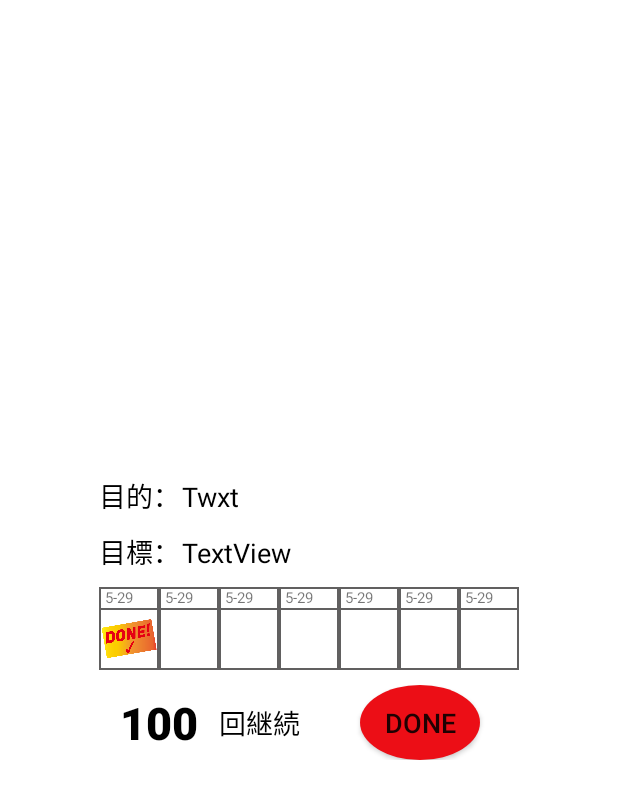
After one commit to nagasho1122/habitapp, an Android app: the layout new_app_widget.xml on its own in the app's theme, with its tools: preview values and no code run, on a phone screen of 412 x 824 dp. The commit adds this screen. Shown: the top 799 px of the screen. Run offline under Robolectric (Android 15) with nearby library versions, the phone set to English and light mode, and no system bars.

Commit message:
widgetレイアウト完成

```diff
--- a/app/src/main/java/com/nagase/nagasho/myapplayout/MainActivity.kt
+++ b/app/src/main/java/com/nagase/nagasho/myapplayout/MainActivity.kt
@@ -13,7 +13,6 @@ import io.realm.kotlin.createObject
 import io.realm.kotlin.where
 import kotlinx.android.synthetic.main.activity_main.*
 import kotlinx.android.synthetic.main.activity_main.topAppBar
-import kotlinx.android.synthetic.main.activity_setting.*
 import java.text.SimpleDateFormat
 import java.time.LocalDate
 import java.util.*
@@ -22,9 +21,6 @@ import androidx.core.content.ContextCompat
 import net.soft.vrg.flexiblecalendar.CalendarDay
 import net.soft.vrg.flexiblecalendar.FlexibleCalendarView
 import net.soft.vrg.flexiblecalendar.calendar_listeners.FlexibleCalendarMonthCallback
-import net.soft.vrg.flexiblecalendar.calendar_listeners.OnCalendarClickListener
-import net.soft.vrg.flexiblecalendar.calendar_listeners.OnCalendarLongClickListener
-import java.time.Period
 import java.time.format.DateTimeFormatter
 import java.time.temporal.ChronoUnit
 
@@ -45,7 +41,7 @@ class MainActivity : AppCompatActivity(),  FlexibleCalendarMonthCallback {
         setContentView(R.layout.activity_main)
 
         //------calendarsetting------
-        flexibleCalendarView = findViewById(R.id.calendar)
+        flexibleCalendarView = findViewById(R.id.calendarWidget)
         flexibleCalendarView.getSettings()
                 .setCalendarMonthCallback(this)
 
--- /dev/null
+++ b/app/src/main/java/com/nagase/nagasho/myapplayout/NewAppWidget.kt
@@ -0,0 +1,32 @@
+package com.nagase.nagasho.myapplayout
+
+import android.appwidget.AppWidgetManager
+import android.appwidget.AppWidgetProvider
+import android.content.Context
+import android.widget.RemoteViews
+import net.soft.vrg.flexiblecalendar.FlexibleCalendarView
+import java.text.SimpleDateFormat
+import java.util.*
+
+/**
+ * Implementation of App Widget functionality.
+ */
+class NewAppWidget : AppWidgetProvider() {
+
+    private lateinit var flexibleCalendarView: FlexibleCalendarView
+    private val df = SimpleDateFormat("yyyy年-MMMM", Locale.getDefault())
+
+
+
+    override fun onUpdate(context: Context, appWidgetManager: AppWidgetManager, appWidgetIds: IntArray) {
+        // There may be multiple widgets active, so update all of them
+
+        for (appWidgetId in appWidgetIds) {
+            val views = RemoteViews(context.packageName, R.layout.new_app_widget
+            )
+
+
+            appWidgetManager.updateAppWidget(appWidgetId, views)
+        }
+    }
+}
--- /dev/null
+++ b/app/src/main/res/drawable/line.xml
@@ -0,0 +1,5 @@
+<?xml version="1.0" encoding="utf-8"?>
+<shape xmlns:android="http://schemas.android.com/apk/res/android">
+    <stroke android:width="1dp"
+        android:color="@color/colorGray"/>
+</shape>
--- a/app/src/main/res/layout/activity_main.xml
+++ b/app/src/main/res/layout/activity_main.xml
@@ -139,7 +139,7 @@
         app:layout_constraintTop_toBottomOf="@+id/linearLayoutsetting2" />
 
     <net.soft.vrg.flexiblecalendar.FlexibleCalendarView
-        android:id="@+id/calendar"
+        android:id="@+id/calendarWidget"
         android:layout_width="match_parent"
         android:layout_height="wrap_content"
         android:scaleX="0.8"
--- /dev/null
+++ b/app/src/main/res/layout/new_app_widget.xml
@@ -0,0 +1,274 @@
+<LinearLayout xmlns:android="http://schemas.android.com/apk/res/android"
+    xmlns:tools="http://schemas.android.com/tools"
+    android:layout_width="match_parent"
+    android:layout_height="match_parent"
+    xmlns:app="http://schemas.android.com/apk/res-auto"
+    android:background="@android:color/white"
+    android:gravity="center"
+    android:orientation="vertical"
+    android:padding="@dimen/widget_margin">
+
+
+    <LinearLayout
+        android:layout_width="280dp"
+        android:layout_height="wrap_content"
+        android:layout_marginBottom="10dp"
+        android:orientation="horizontal">
+
+        <TextView
+            android:id="@+id/textView12"
+            android:layout_width="55dp"
+            android:layout_height="wrap_content"
+            android:fontFamily="sans-serif"
+            android:text="目的："
+            android:textColor="#000000"
+            android:textSize="18sp" />
+
+        <TextView
+            android:id="@+id/goalwidgetText"
+            android:layout_width="225dp"
+            android:layout_height="wrap_content"
+            android:fontFamily="sans-serif"
+            android:text="Twxt"
+            android:textColor="#000000"
+            android:textSize="18sp" />
+    </LinearLayout>
+
+    <LinearLayout
+        android:layout_width="280dp"
+        android:layout_height="wrap_content"
+        android:layout_marginBottom="10dp"
+        android:orientation="horizontal">
+
+        <TextView
+            android:id="@+id/textView14"
+            android:layout_width="55dp"
+            android:layout_height="wrap_content"
+            android:fontFamily="sans-serif"
+            android:text="目標："
+            android:textColor="#000000"
+            android:textSize="18sp" />
+
+        <TextView
+            android:id="@+id/targetwidgetText"
+            android:layout_width="225dp"
+            android:layout_height="wrap_content"
+            android:fontFamily="sans-serif"
+            android:text="TextView"
+            android:textColor="#000000"
+            android:textSize="18sp" />
+    </LinearLayout>
+
+    <LinearLayout
+        android:layout_width="280dp"
+        android:layout_height="wrap_content"
+        android:orientation="horizontal">
+
+        <LinearLayout
+            android:layout_width="match_parent"
+            android:layout_height="55dp"
+            android:layout_weight="1"
+            android:background="@drawable/line"
+            android:baselineAligned="false"
+            android:orientation="vertical">
+
+            <TextView
+                android:id="@+id/dayText1"
+                android:layout_width="match_parent"
+                android:layout_height="15dp"
+                android:background="@drawable/line"
+                android:gravity="top|left"
+                android:paddingLeft="4dp"
+                android:text="5-29"
+                android:textSize="10sp" />
+
+            <ImageView
+                android:id="@+id/stampView1"
+                android:layout_width="match_parent"
+                android:layout_height="40dp"
+                tools:srcCompat="@drawable/stamp1" />
+        </LinearLayout>
+
+        <LinearLayout
+            android:layout_width="match_parent"
+            android:layout_height="55dp"
+            android:layout_weight="1"
+            android:background="@drawable/line"
+            android:baselineAligned="false"
+            android:orientation="vertical">
+
+            <TextView
+                android:id="@+id/dayText2"
+                android:layout_width="match_parent"
+                android:layout_height="15dp"
+                android:background="@drawable/line"
+                android:gravity="top|left"
+                android:paddingLeft="4dp"
+                android:text="5-29"
+                android:textSize="10sp"  />
+
+            <ImageView
+                android:id="@+id/stampView2"
+                android:layout_width="match_parent"
+                android:layout_height="40dp" />
+        </LinearLayout>
+
+        <LinearLayout
+            android:layout_width="match_parent"
+            android:layout_height="55dp"
+            android:layout_weight="1"
+            android:background="@drawable/line"
+            android:baselineAligned="false"
+            android:orientation="vertical">
+
+            <TextView
+                android:id="@+id/dayText3"
+                android:layout_width="match_parent"
+                android:layout_height="15dp"
+                android:background="@drawable/line"
+                android:gravity="top|left"
+                android:paddingLeft="4dp"
+                android:text="5-29"
+                android:textSize="10sp" />
+
+            <ImageView
+                android:id="@+id/stampView3"
+                android:layout_width="match_parent"
+                android:layout_height="40dp" />
+        </LinearLayout>
+
+        <LinearLayout
+            android:layout_width="match_parent"
+            android:layout_height="55dp"
+            android:layout_weight="1"
+            android:background="@drawable/line"
+            android:baselineAligned="false"
+            android:orientation="vertical">
+
+            <TextView
+                android:id="@+id/dayText4"
+                android:layout_width="match_parent"
+                android:layout_height="15dp"
+                android:background="@drawable/line"
+                android:gravity="top|left"
+                android:paddingLeft="4dp"
+                android:text="5-29"
+                android:textSize="10sp" />
+
+            <ImageView
+                android:id="@+id/stampView4"
+                android:layout_width="match_parent"
+                android:layout_height="40dp" />
+        </LinearLayout>
+
+        <LinearLayout
+            android:layout_width="match_parent"
+            android:layout_height="55dp"
+            android:layout_weight="1"
+            android:background="@drawable/line"
+            android:baselineAligned="false"
+            android:orientation="vertical">
+
+            <TextView
+                android:id="@+id/dayText5"
+                android:layout_width="match_parent"
+                android:layout_height="15dp"
+                android:background="@drawable/line"
+                android:gravity="top|left"
+                android:paddingLeft="4dp"
+                android:text="5-29"
+                android:textSize="10sp" />
+
+            <ImageView
+                android:id="@+id/stampView5"
+                android:layout_width="match_parent"
+                android:layout_height="40dp" />
+        </LinearLayout>
+
+        <LinearLayout
+            android:layout_width="match_parent"
+            android:layout_height="55dp"
+            android:layout_weight="1"
+            android:background="@drawable/line"
+            android:baselineAligned="false"
+            android:orientation="vertical">
+
+            <TextView
+                android:id="@+id/dayText6"
+                android:layout_width="match_parent"
+                android:layout_height="15dp"
+                android:background="@drawable/line"
+                android:gravity="top|left"
+                android:paddingLeft="4dp"
+                android:text="5-29"
+                android:textSize="10sp" />
+
+            <ImageView
+                android:id="@+id/stampView6"
+                android:layout_width="match_parent"
+                android:layout_height="40dp" />
+        </LinearLayout>
+
+        <LinearLayout
+            android:layout_width="match_parent"
+            android:layout_height="55dp"
+            android:layout_weight="1"
+            android:background="@drawable/line"
+            android:baselineAligned="false"
+            android:orientation="vertical">
+
+            <TextView
+                android:id="@+id/dayText7"
+                android:layout_width="match_parent"
+                android:layout_height="15dp"
+                android:background="@drawable/line"
+                android:gravity="top|left"
+                android:paddingLeft="4dp"
+                android:text="5-29"
+                android:textSize="10sp" />
+
+            <ImageView
+                android:id="@+id/stampView7"
+                android:layout_width="match_parent"
+                android:layout_height="40dp" />
+        </LinearLayout>
+
+    </LinearLayout>
+
+    <LinearLayout
+        android:layout_width="280dp"
+        android:layout_height="wrap_content"
+        android:layout_marginTop="10dp"
+        android:orientation="horizontal">
+
+        <TextView
+            android:id="@+id/habitwidgetNumber"
+            android:layout_width="80dp"
+            android:layout_height="match_parent"
+            android:fontFamily="sans-serif-black"
+            android:gravity="center"
+            android:text="100"
+            android:textColor="#000000"
+            android:textSize="30sp" />
+
+        <TextView
+            android:id="@+id/textView16"
+            android:layout_width="wrap_content"
+            android:layout_height="match_parent"
+            android:fontFamily="sans-serif"
+            android:gravity="center"
+            android:text="回継続"
+            android:textColor="#000000"
+            android:textSize="18sp" />
+
+        <Button
+            android:id="@+id/donewidgetButton"
+            android:layout_width="80dp"
+            android:layout_height="50dp"
+            android:layout_marginLeft="40dp"
+            android:background="@drawable/background_circle"
+            android:text="DONE"
+            android:textSize="18sp" />
+    </LinearLayout>
+
+</LinearLayout>
--- a/app/src/main/res/values-night/themes.xml
+++ b/app/src/main/res/values-night/themes.xml
@@ -13,4 +13,9 @@
         <item name="android:statusBarColor" tools:targetApi="l">?attr/colorPrimaryVariant</item>
         <!-- Customize your theme here. -->
     </style>
+
+    <style name="ThemeOverlay.MyApplayout.AppWidgetContainer" parent="">
+        <item name="appWidgetBackgroundColor">@color/light_blue_900</item>
+        <item name="appWidgetTextColor">@color/light_blue_200</item>
+    </style>
 </resources>
--- /dev/null
+++ b/app/src/main/res/values/attrs.xml
@@ -0,0 +1,6 @@
+<resources>
+    <declare-styleable name="AppWidgetAttrs">
+        <attr name="appWidgetBackgroundColor" format="color" />
+        <attr name="appWidgetTextColor" format="color" />
+    </declare-styleable>
+</resources>
--- a/app/src/main/res/values/colors.xml
+++ b/app/src/main/res/values/colors.xml
@@ -11,10 +11,15 @@
     <color name="colorPrimaryDark">#303F9F</color>
     <color name="colorAccent">#FF4081</color>
     <color name="colorGreen">#00f234</color>
+    <color name="colorGray">#616060</color>
     <color name="colorToday">#0ea8ae</color>
     <color name="colorYellow">#ffff00</color>
     <color name="colorDark">#000000</color>
     <color name="colorTitle">#ffffff</color>
     <color name="colorDays">#72F83B</color>
     <color name="colornone">#80000000</color>
+    <color name="light_blue_50">#FFE1F5FE</color>
+    <color name="light_blue_200">#FF81D4FA</color>
+    <color name="light_blue_600">#FF039BE5</color>
+    <color name="light_blue_900">#FF01579B</color>
 </resources>
--- /dev/null
+++ b/app/src/main/res/values/dimens.xml
@@ -0,0 +1,10 @@
+<?xml version="1.0" encoding="utf-8"?>
+<resources>
+
+    <!--
+Refer to App Widget Documentation for margin information
+http://developer.android.com/guide/topics/appwidgets/index.html#CreatingLayout
+    -->
+    <dimen name="widget_margin">0dp</dimen>
+
+</resources>
--- a/app/src/main/res/values/strings.xml
+++ b/app/src/main/res/values/strings.xml
@@ -1,3 +1,5 @@
 <resources>
     <string name="app_name">Habit</string>
+    <string name="appwidget_text">EXAMPLE</string>
+    <string name="add_widget">Add widget</string>
 </resources>
--- a/app/src/main/res/values/themes.xml
+++ b/app/src/main/res/values/themes.xml
@@ -13,4 +13,9 @@
         <item name="android:statusBarColor" tools:targetApi="l">?attr/colorPrimaryVariant</item>
         <!-- Customize your theme here. -->
     </style>
+
+    <style name="ThemeOverlay.MyApplayout.AppWidgetContainer" parent="">
+        <item name="appWidgetBackgroundColor">@color/light_blue_600</item>
+        <item name="appWidgetTextColor">@color/light_blue_50</item>
+    </style>
 </resources>
--- /dev/null
+++ b/app/src/main/res/xml/new_app_widget_info.xml
@@ -0,0 +1,10 @@
+<?xml version="1.0" encoding="utf-8"?>
+<appwidget-provider xmlns:android="http://schemas.android.com/apk/res/android"
+    android:initialKeyguardLayout="@layout/new_app_widget"
+    android:initialLayout="@layout/new_app_widget"
+    android:minWidth="300dp"
+    android:minHeight="110dp"
+    android:previewImage="@drawable/example_appwidget_preview"
+    android:resizeMode="horizontal|vertical"
+    android:updatePeriodMillis="86400000"
+    android:widgetCategory="home_screen"></appwidget-provider>
```
Also changed, not shown: app/src/main/AndroidManifest.xml (+11 -1 lines).
